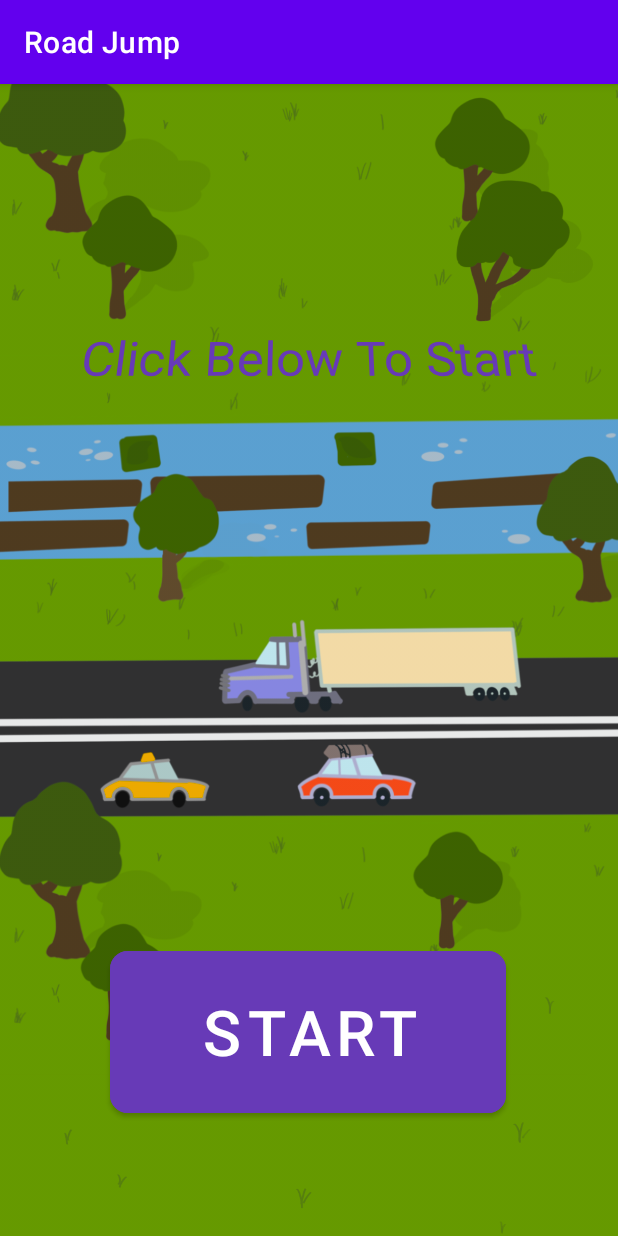
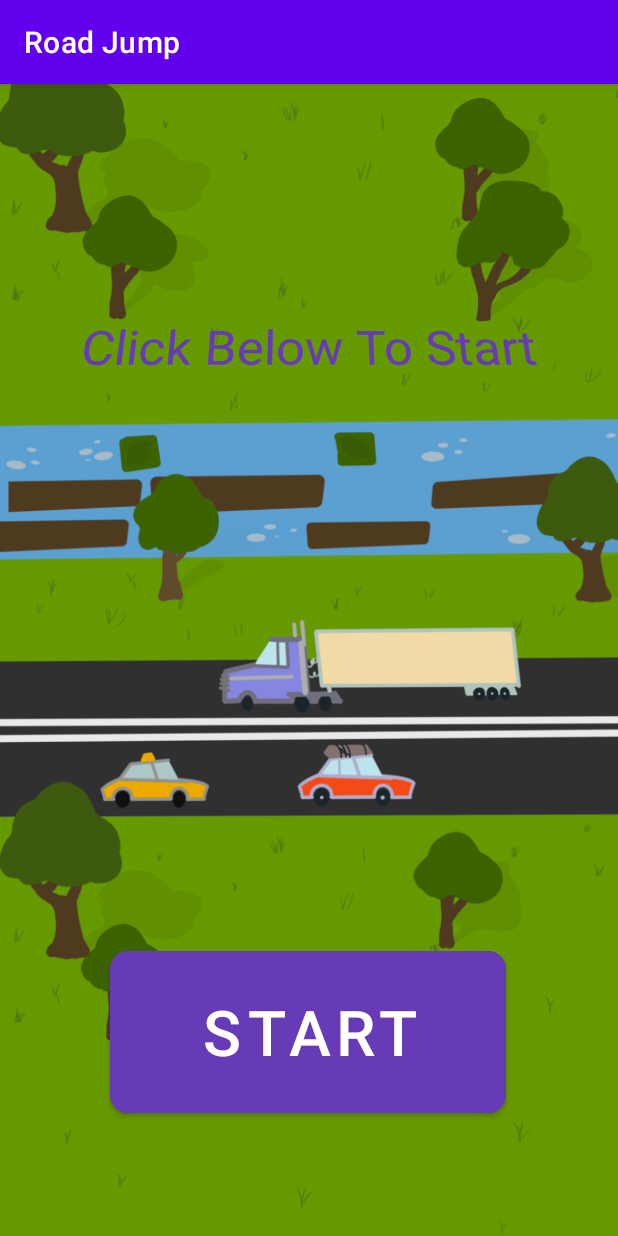
Before and after one commit to harshithlanka3/O-Waiter, an Android app: the screen it shows after launch (MainActivity), on a phone screen of 412 x 824 dp. Run offline under Robolectric (Android 15) with nearby library versions, the phone set to English and light mode, and no system bars; Roboto replaces fonts that are not available here.

Commit message:
Minor stylistic changes

```diff
--- a/app/src/main/res/layout/activity_main.xml
+++ b/app/src/main/res/layout/activity_main.xml
@@ -37,7 +37,7 @@
         app:layout_constraintHorizontal_bias="0.408"
         app:layout_constraintStart_toStartOf="parent"
         app:layout_constraintTop_toTopOf="parent"
-        app:layout_constraintVertical_bias="0.04"
+        app:layout_constraintVertical_bias="0.027"
         tools:visibility="visible" />
 
     <Button
```
Also changed, not shown: app/src/main/res/layout/character_select.xml (+6 -6 lines).
